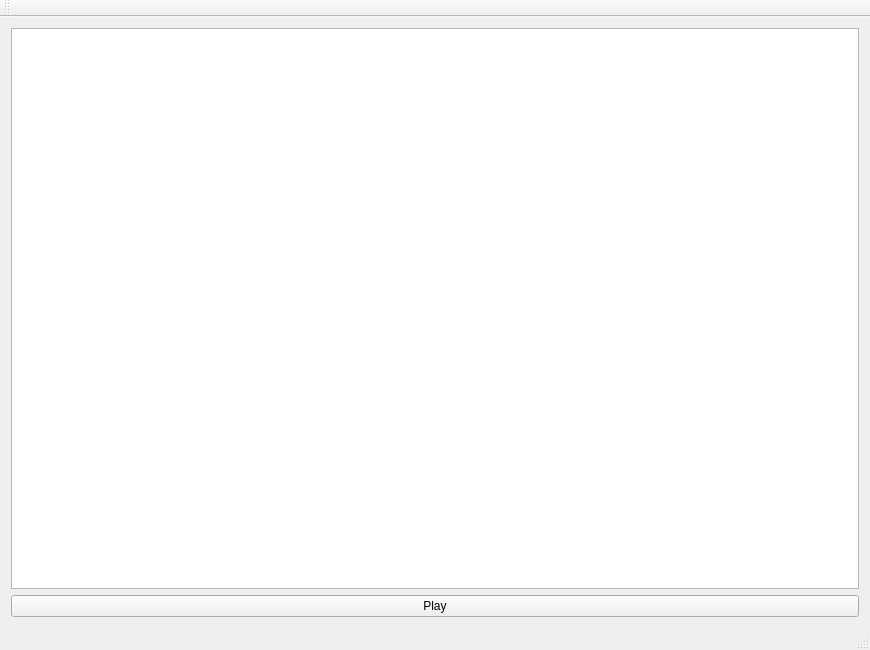
Qt form ProyectoFinal/Aplication/mainwindow.ui (EliJoseCuavasArroyo/QT-Projects-GIT) before a commit.
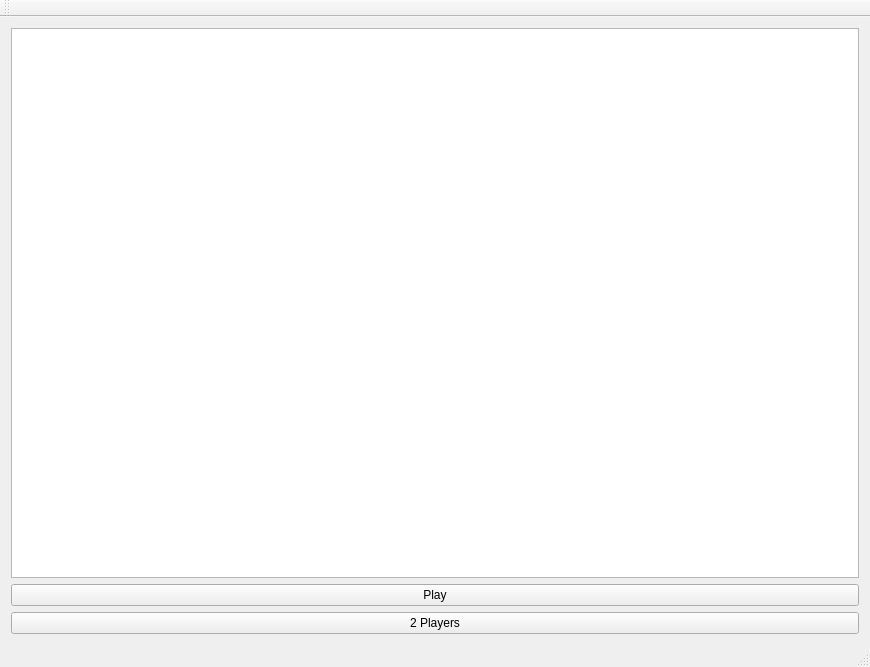
The same form after that commit.

Patch:
```diff
--- a/ProyectoFinal/Aplication/mainwindow.ui
+++ b/ProyectoFinal/Aplication/mainwindow.ui
@@ -7,7 +7,7 @@
     <x>0</x>
     <y>0</y>
     <width>870</width>
-    <height>650</height>
+    <height>667</height>
    </rect>
   </property>
   <property name="windowTitle">
@@ -25,6 +25,16 @@
       </property>
      </widget>
     </item>
+    <item row="0" column="0">
+     <widget class="QGraphicsView" name="graphicsView"/>
+    </item>
+    <item row="2" column="0">
+     <widget class="QPushButton" name="pushButton_2">
+      <property name="text">
+       <string>2 Players</string>
+      </property>
+     </widget>
+    </item>
    </layout>
   </widget>
   <widget class="QMenuBar" name="menuBar">
```
Left out of the diff: 3 changed lines with no effect on the pictures.
